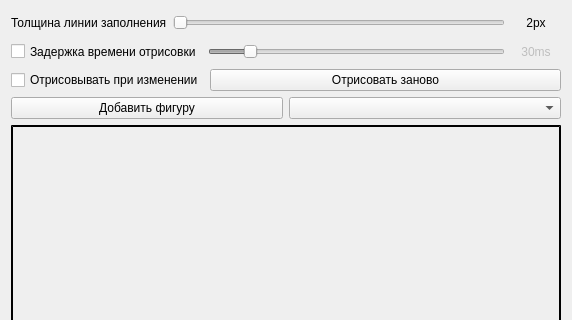
Qt form ui/lab_5.ui (ChMcg/CG) before a commit; both pictures show x 0 to 572 and y 0 to 320 of the 572 by 698 pixel window.
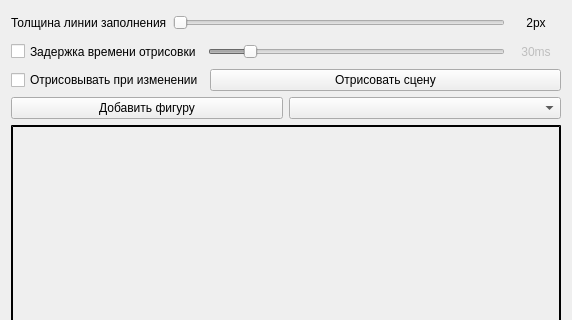
The same form after that commit.

```diff
--- a/ui/lab_5.ui
+++ b/ui/lab_5.ui
@@ -169,7 +169,7 @@
      <item>
       <widget class="QPushButton" name="_pbRepaint">
        <property name="text">
-        <string>Отрисовать заново</string>
+        <string>Отрисовать сцену</string>
        </property>
       </widget>
      </item>
```
